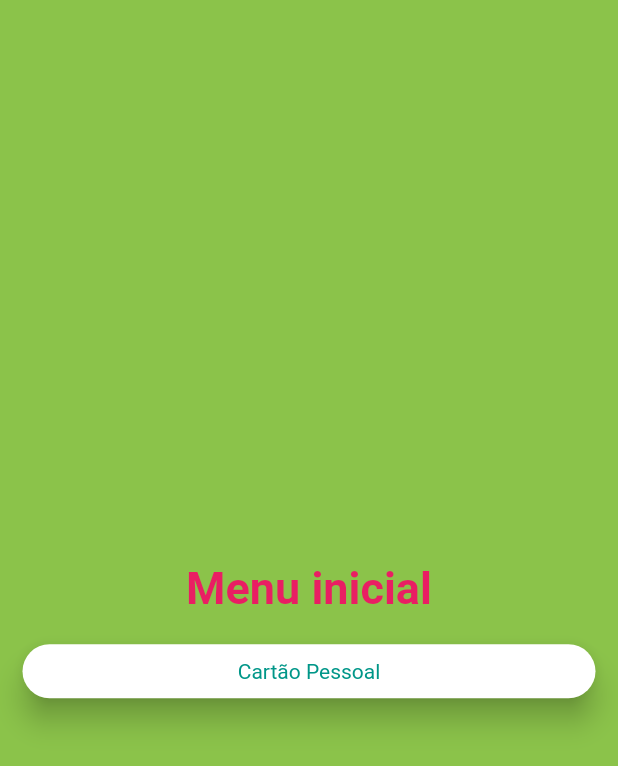
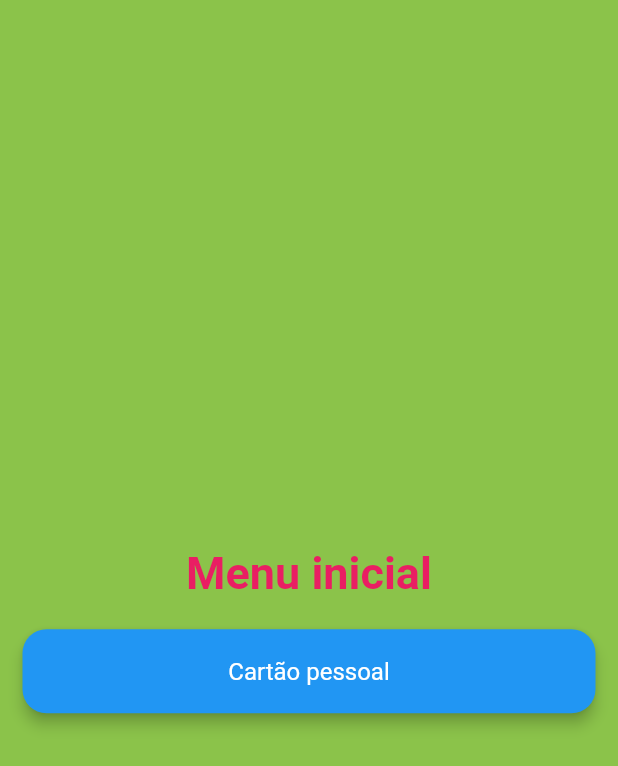
Before and after one commit to tamisakita/flutter_app, a Flutter app: the screen it shows after launch, on a phone screen of 412 x 824 dp. Shown: the top 766 px of the screen. Run offline on Flutter 3.47's test engine with Material 2 defaults, Android fonts, the phone set to English and light mode, and no system bars; Roboto replaces fonts that are missing (Nabla).

Commit message:
add button component

```diff
--- /dev/null
+++ b/lib/componentes/rounded_button.dart
@@ -0,0 +1,34 @@
+import 'package:flutter/material.dart';
+
+class RoundedButton extends StatelessWidget {
+  const RoundedButton({
+    Key? key,
+    required this.icon,
+    required this.text,
+    required this.onTap,
+  }) : super(key: key);
+
+  final String text;
+  final IconData icon;
+  final Function() onTap;
+
+  @override
+  Widget build(BuildContext context) {
+    return Material(
+      color: Colors.blue,
+      borderRadius: BorderRadius.circular(16),
+      elevation: 4,
+      child: InkWell(
+        child: ListTile(
+          onTap: onTap,
+          title: Center(
+            child: Text(
+              text,
+              style: TextStyle(color: Colors.white),
+            ),
+          ),
+        ),
+      ),
+    );
+  }
+}
--- a/lib/main.dart
+++ b/lib/main.dart
@@ -17,7 +17,11 @@ class MyApp extends StatelessWidget {
       theme: ThemeData(
         primarySwatch: Colors.yellow,
       ),
-      home: const MenuScreen(),
+      initialRoute: 'menu',
+      routes: {
+        'menu': (context) => const MenuScreen(),
+        'personal_card': (context) => const PersonalCardScreen(),
+      },
     );
   }
 }
--- a/lib/screens/menu_screen.dart
+++ b/lib/screens/menu_screen.dart
@@ -1,4 +1,6 @@
 import 'package:flutter/material.dart';
+
+import '../componentes/rounded_button.dart';
 
 class MenuScreen extends StatelessWidget {
   const MenuScreen({Key? key}) : super(key: key);
@@ -8,6 +10,8 @@ class MenuScreen extends StatelessWidget {
     return Scaffold(
       backgroundColor: Colors.lightGreen,
       body: SafeArea(
+        child: Padding(
+          padding: const EdgeInsets.symmetric(horizontal: 15.0),
           child: Column(
             mainAxisAlignment: MainAxisAlignment.center,
             children: [
@@ -22,26 +26,13 @@ class MenuScreen extends StatelessWidget {
                 ),
               ),
               SizedBox(height: 20),
-            Padding(
-              padding: const EdgeInsets.symmetric(horizontal: 15.0),
-              child: Material(
-                borderRadius: const BorderRadius.all(Radius.circular(50)),
-                color: Colors.white,
-                elevation: 8,
-                child: Padding(
-                  padding: const EdgeInsets.symmetric(vertical: 10.0),
-                  child: Center(
-                      child: Text(
-                        'Cartão Pessoal',
-                        style: TextStyle(
-                          color: Colors.teal,
+              RoundedButton(
+                icon: Icons.person,
+                text: 'Cartão pessoal',
+                onTap: () {},
+              )
+            ],
           ),
-                      ),
-                  ),
-                ),
-              ),
-            ),
-          ],
         ),
       ),
     );
--- a/lib/screens/personal_card_screen.dart
+++ b/lib/screens/personal_card_screen.dart
@@ -1,7 +1,7 @@
 import 'package:flutter/material.dart';
 
-class MyHomePage extends StatelessWidget {
-  const MyHomePage({Key? key}) : super(key: key);
+class PersonalCardScreen extends StatelessWidget {
+  const PersonalCardScreen({Key? key}) : super(key: key);
 
   @override
   Widget build(BuildContext context) {
```
Lines whose indentation alone changed are shown as unchanged.
